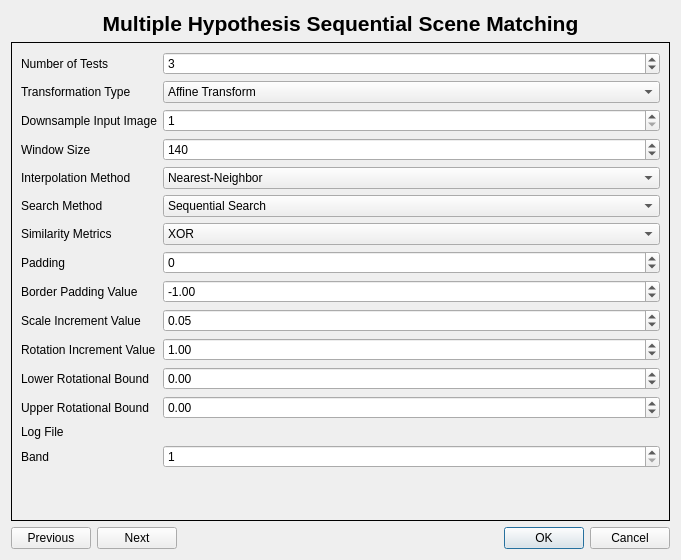
Before: the Qt Designer form multihypothesis/multihypothesis_dialog_base.ui in AUGSignals/qgis-plugins, drawn with Qt 5.
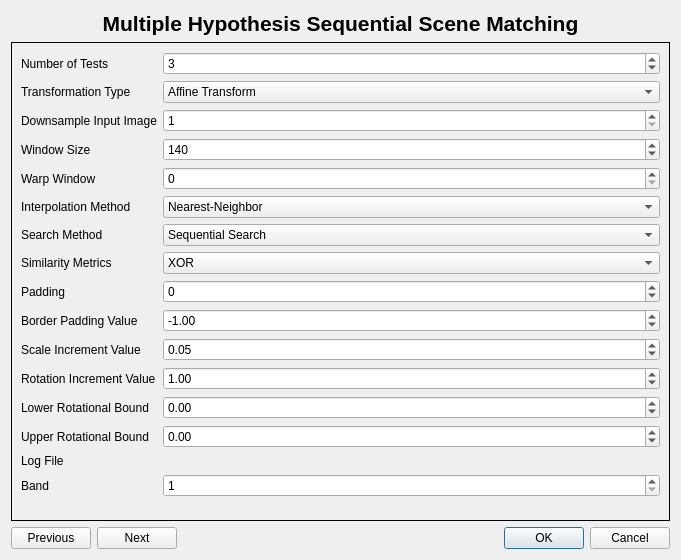
After: the same form once the commit is applied. The open tabs and pages were chosen to show the change. Custom widgets are drawn as their Qt base class.

Commit message: Added warp window parameter for multihypothesis

What changed in the file:
```diff
--- a/multihypothesis/multihypothesis_dialog_base.ui
+++ b/multihypothesis/multihypothesis_dialog_base.ui
@@ -84,14 +84,14 @@
            </property>
           </widget>
          </item>
-         <item row="4" column="0">
+         <item row="5" column="0">
           <widget class="QLabel" name="interpolationMethodLabel">
            <property name="text">
             <string>Interpolation Method</string>
            </property>
           </widget>
          </item>
-         <item row="4" column="1">
+         <item row="5" column="1">
           <widget class="QComboBox" name="interpolationMethodComboBox">
            <item>
             <property name="text">
@@ -115,14 +115,14 @@
            </item>
           </widget>
          </item>
-         <item row="5" column="0">
+         <item row="6" column="0">
           <widget class="QLabel" name="searchMethodLabel">
            <property name="text">
             <string>Search Method</string>
            </property>
           </widget>
          </item>
-         <item row="5" column="1">
+         <item row="6" column="1">
           <widget class="QComboBox" name="searchMethodComboBox">
            <item>
             <property name="text">
@@ -136,14 +136,14 @@
            </item>
           </widget>
          </item>
-         <item row="6" column="0">
+         <item row="7" column="0">
           <widget class="QLabel" name="similarityMetricsLabel">
            <property name="text">
             <string>Similarity Metrics</string>
            </property>
           </widget>
          </item>
-         <item row="6" column="1">
+         <item row="7" column="1">
           <widget class="QComboBox" name="similarityMetricsComboBox">
            <item>
             <property name="text">
@@ -167,14 +167,14 @@
            </item>
           </widget>
          </item>
-         <item row="8" column="0">
+         <item row="9" column="0">
           <widget class="QLabel" name="borderPaddingValueLabel">
            <property name="text">
             <string>Border Padding Value</string>
            </property>
           </widget>
          </item>
-         <item row="8" column="1">
+         <item row="9" column="1">
           <widget class="QDoubleSpinBox" name="borderPaddingValueDoubleSpinBox">
            <property name="minimum">
             <double>-100.000000000000000</double>
@@ -187,14 +187,14 @@
            </property>
           </widget>
          </item>
-         <item row="9" column="0">
+         <item row="10" column="0">
           <widget class="QLabel" name="scaleIncrementValueLabel">
            <property name="text">
             <string>Scale Increment Value</string>
            </property>
           </widget>
          </item>
-         <item row="9" column="1">
+         <item row="10" column="1">
           <widget class="QDoubleSpinBox" name="scaleIncrementValueQDoubleSpinBox">
            <property name="minimum">
             <double>-100.000000000000000</double>
@@ -207,14 +207,14 @@
            </property>
           </widget>
          </item>
-         <item row="10" column="0">
+         <item row="11" column="0">
           <widget class="QLabel" name="rotationIncrementValueLabel">
            <property name="text">
             <string>Rotation Increment Value</string>
            </property>
           </widget>
          </item>
-         <item row="10" column="1">
+         <item row="11" column="1">
           <widget class="QDoubleSpinBox" name="rotationIncrementValueDoubleSpinBox">
            <property name="minimum">
             <double>-100.000000000000000</double>
@@ -227,14 +227,14 @@
            </property>
           </widget>
          </item>
-         <item row="11" column="0">
+         <item row="12" column="0">
           <widget class="QLabel" name="lowerRotationFactorBoundLabel">
            <property name="text">
             <string>Lower Rotational Bound</string>
            </property>
           </widget>
          </item>
-         <item row="11" column="1">
+         <item row="12" column="1">
           <widget class="QDoubleSpinBox" name="lowerRotationFactorBoundDoubleSpinBox">
            <property name="minimum">
             <double>-180.000000000000000</double>
@@ -244,14 +244,14 @@
            </property>
           </widget>
          </item>
-         <item row="12" column="0">
+         <item row="13" column="0">
           <widget class="QLabel" name="upperRotationFactorBoundLabel">
            <property name="text">
             <string>Upper Rotational Bound</string>
            </property>
           </widget>
          </item>
-         <item row="12" column="1">
+         <item row="13" column="1">
           <widget class="QDoubleSpinBox" name="upperRotationFactorBoundDoubleSpinBox">
            <property name="minimum">
             <double>-180.000000000000000</double>
@@ -261,14 +261,14 @@
            </property>
           </widget>
          </item>
-         <item row="13" column="0">
+         <item row="14" column="0">
           <widget class="QLabel" name="logFileLabel">
            <property name="text">
             <string>Log File</string>
            </property>
           </widget>
          </item>
-         <item row="13" column="1">
+         <item row="14" column="1">
           <widget class="QgsFileWidget" name="logFileQgsFileWidget">
            <property name="dialogTitle">
             <string>Create or select a log file</string>
@@ -284,14 +284,14 @@
            </property>
           </widget>
          </item>
-         <item row="14" column="0">
+         <item row="15" column="0">
           <widget class="QLabel" name="bandLabel">
            <property name="text">
             <string>Band</string>
            </property>
           </widget>
          </item>
-         <item row="14" column="1">
+         <item row="15" column="1">
           <widget class="QSpinBox" name="bandSpinBox">
            <property name="minimum">
             <number>1</number>
@@ -318,14 +318,14 @@
            </property>
           </widget>
          </item>
-         <item row="7" column="0">
+         <item row="8" column="0">
           <widget class="QLabel" name="paddingLabel">
            <property name="text">
             <string>Padding</string>
            </property>
           </widget>
          </item>
-         <item row="7" column="1">
+         <item row="8" column="1">
           <widget class="QSpinBox" name="paddingSpinBox">
            <property name="minimum">
             <number>-10000</number>
@@ -345,6 +345,16 @@
            </property>
           </widget>
          </item>
+         <item row="4" column="0">
+          <widget class="QLabel" name="label">
+           <property name="text">
+            <string>Warp Window</string>
+           </property>
+          </widget>
+         </item>
+         <item row="4" column="1">
+          <widget class="QgsSpinBox" name="warpWindowQgsSpinBox"/>
+         </item>
         </layout>
        </item>
       </layout>
```
Left out of the diff: 2 changed lines with no effect on the pictures. The commit also changes 1 other file.
